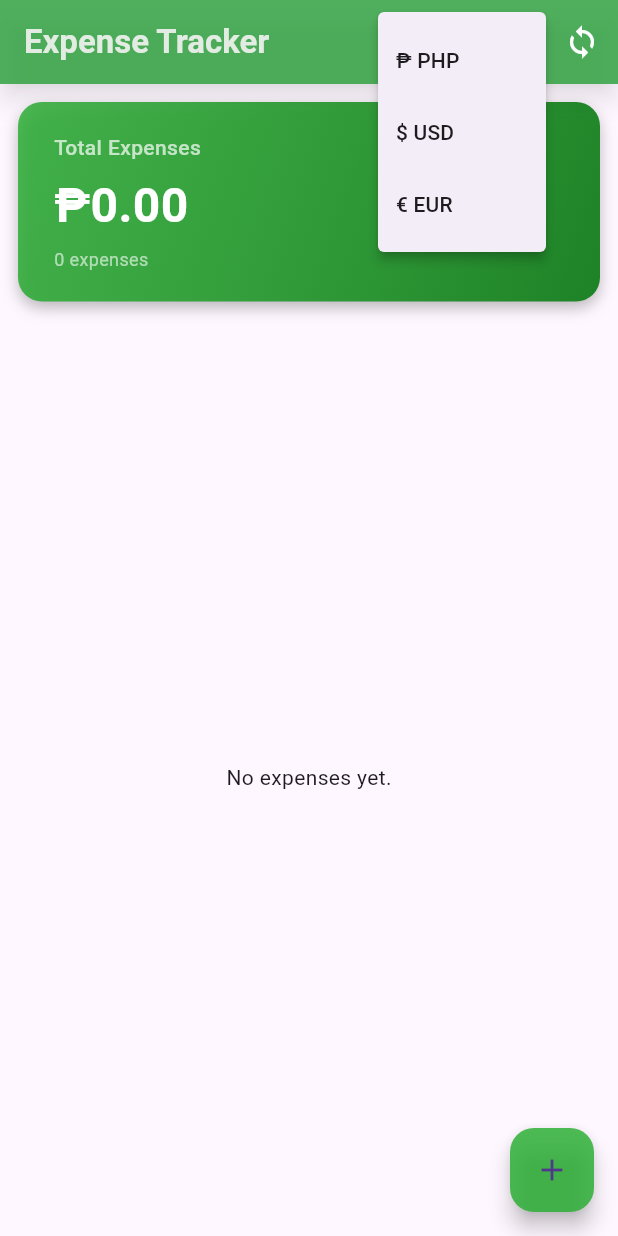
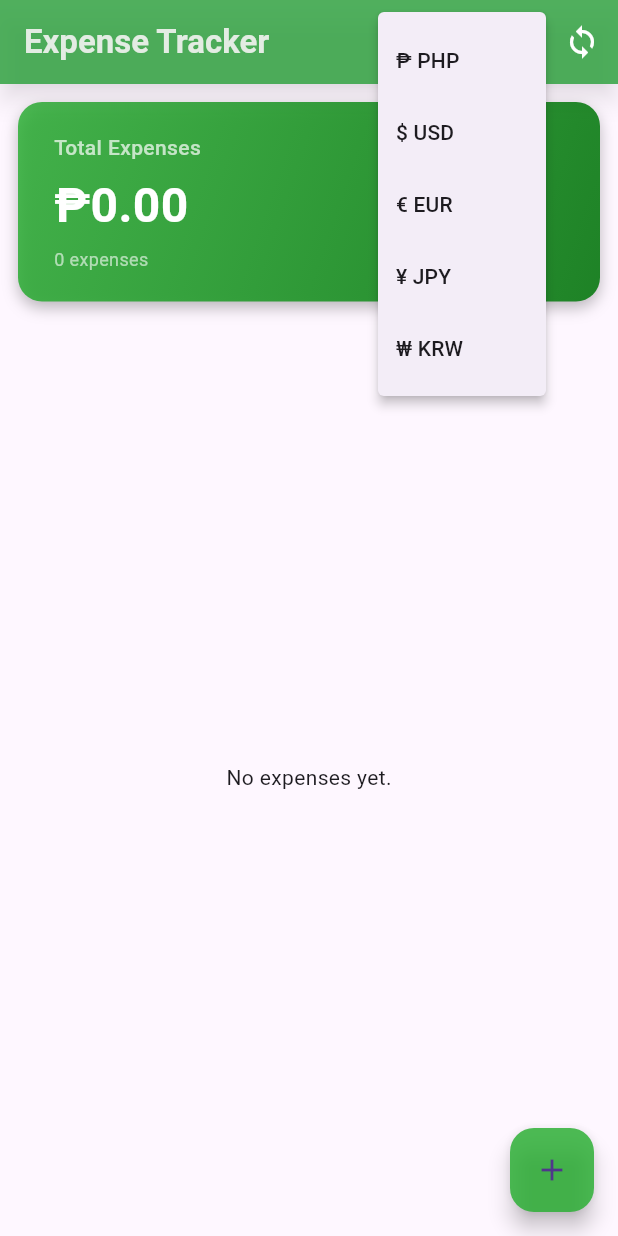
Before and after one commit to NicoJohnSanLorenzo/bsis3A-ParaCodeCode-expensetrackerapp, a Flutter app: the screen it shows after launch, after a tap on the "currency exchange" icon, on a phone screen of 412 x 824 dp. Run offline on Flutter 3.47's test engine with Material 3 defaults, Android fonts, the phone set to English and light mode, and no system bars; our stand-ins replace shared_preferences, sqflite; accounts and stored records are empty.

Commit message:
add yen and won

```diff
--- a/lib/screens/home_screen.dart
+++ b/lib/screens/home_screen.dart
@@ -32,6 +32,8 @@ class HomeScreen extends StatelessWidget {
                 PopupMenuItem(value: '₱', child: Text('₱ PHP')),
                 PopupMenuItem(value: '\$', child: Text('\$ USD')),
                 PopupMenuItem(value: '€', child: Text('€ EUR')),
+                PopupMenuItem(value: '¥', child: Text('¥ JPY')),
+                PopupMenuItem(value: '₩', child: Text('₩ KRW')),
               ],
             ),
           ),
```
